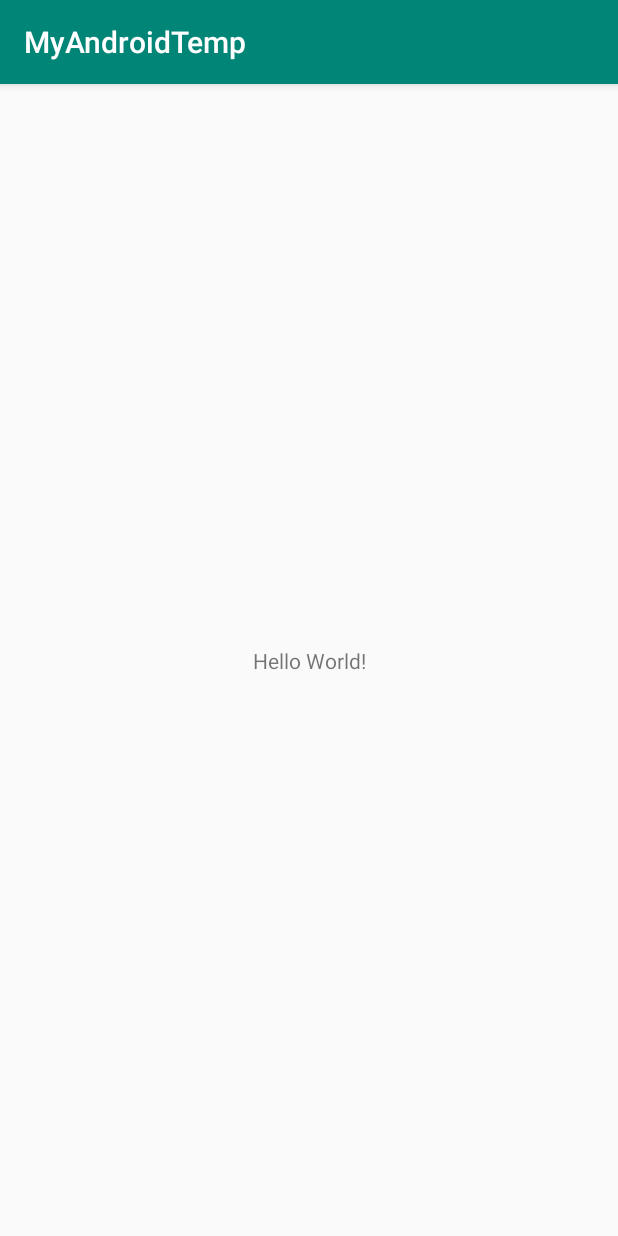
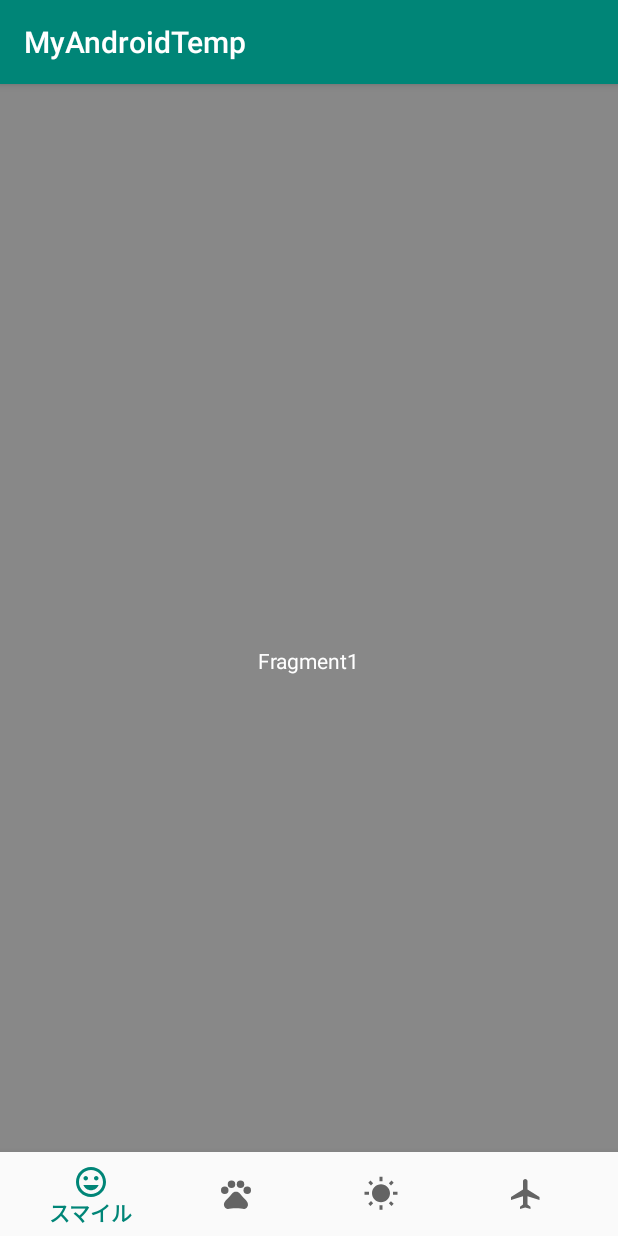
Before and after one commit to b4tchkn/AndroidPlayground, an Android app: the screen it shows after launch (MainActivity), on a phone screen of 412 x 824 dp. Run offline under Robolectric (Android 15) with nearby library versions, the phone set to English and light mode, and no system bars; our stand-ins replace navigation-ui.

Commit message:
[add]BottomNavigation

```diff
--- /dev/null
+++ b/app/src/main/java/com/example/myandroidtemp/Fragmant1.kt
@@ -0,0 +1,17 @@
+package com.example.myandroidtemp
+
+import android.os.Bundle
+import android.view.LayoutInflater
+import android.view.View
+import android.view.ViewGroup
+import androidx.fragment.app.Fragment
+
+class Fragmant1: Fragment() {
+    override fun onCreateView(
+        inflater: LayoutInflater,
+        container: ViewGroup?,
+        savedInstanceState: Bundle?
+    ): View? {
+        return inflater.inflate(R.layout.fragment_1, container, false)
+    }
+}
--- a/app/src/main/java/com/example/myandroidtemp/MainActivity.kt
+++ b/app/src/main/java/com/example/myandroidtemp/MainActivity.kt
@@ -2,11 +2,18 @@ package com.example.myandroidtemp
 
 import androidx.appcompat.app.AppCompatActivity
 import android.os.Bundle
+import androidx.navigation.findNavController
+import androidx.navigation.ui.NavigationUI.setupWithNavController
+import kotlinx.android.synthetic.main.activity_main.*
 
 class MainActivity : AppCompatActivity() {
 
     override fun onCreate(savedInstanceState: Bundle?) {
         super.onCreate(savedInstanceState)
         setContentView(R.layout.activity_main)
+
+        val navController = findNavController(R.id.nav_host_fragment)
+        setupWithNavController(bottom_navigation, navController)
+
     }
 }
--- /dev/null
+++ b/app/src/main/res/drawable/ic_airplanemode_active_black_24dp.xml
@@ -0,0 +1,12 @@
+<vector xmlns:android="http://schemas.android.com/apk/res/android"
+        android:width="24dp"
+        android:height="24dp"
+        android:viewportWidth="24.0"
+        android:viewportHeight="24.0">
+    <path
+        android:fillColor="#FF000000"
+        android:pathData="M10.18,9"/>
+    <path
+        android:fillColor="#FF000000"
+        android:pathData="M21,16v-2l-8,-5V3.5c0,-0.83 -0.67,-1.5 -1.5,-1.5S10,2.67 10,3.5V9l-8,5v2l8,-2.5V19l-2,1.5V22l3.5,-1 3.5,1v-1.5L13,19v-5.5l8,2.5z"/>
+</vector>
--- /dev/null
+++ b/app/src/main/res/drawable/ic_insert_emoticon_black_24dp.xml
@@ -0,0 +1,9 @@
+<vector xmlns:android="http://schemas.android.com/apk/res/android"
+        android:width="24dp"
+        android:height="24dp"
+        android:viewportWidth="24.0"
+        android:viewportHeight="24.0">
+    <path
+        android:fillColor="#FF000000"
+        android:pathData="M11.99,2C6.47,2 2,6.48 2,12s4.47,10 9.99,10C17.52,22 22,17.52 22,12S17.52,2 11.99,2zM12,20c-4.42,0 -8,-3.58 -8,-8s3.58,-8 8,-8 8,3.58 8,8 -3.58,8 -8,8zM15.5,11c0.83,0 1.5,-0.67 1.5,-1.5S16.33,8 15.5,8 14,8.67 14,9.5s0.67,1.5 1.5,1.5zM8.5,11c0.83,0 1.5,-0.67 1.5,-1.5S9.33,8 8.5,8 7,8.67 7,9.5 7.67,11 8.5,11zM12,17.5c2.33,0 4.31,-1.46 5.11,-3.5L6.89,14c0.8,2.04 2.78,3.5 5.11,3.5z"/>
+</vector>
--- /dev/null
+++ b/app/src/main/res/drawable/ic_pets_black_24dp.xml
@@ -0,0 +1,21 @@
+<vector xmlns:android="http://schemas.android.com/apk/res/android"
+        android:width="24dp"
+        android:height="24dp"
+        android:viewportWidth="24.0"
+        android:viewportHeight="24.0">
+    <path
+        android:fillColor="#FF000000"
+        android:pathData="M4.5,9.5m-2.5,0a2.5,2.5 0,1 1,5 0a2.5,2.5 0,1 1,-5 0"/>
+    <path
+        android:fillColor="#FF000000"
+        android:pathData="M9,5.5m-2.5,0a2.5,2.5 0,1 1,5 0a2.5,2.5 0,1 1,-5 0"/>
+    <path
+        android:fillColor="#FF000000"
+        android:pathData="M15,5.5m-2.5,0a2.5,2.5 0,1 1,5 0a2.5,2.5 0,1 1,-5 0"/>
+    <path
+        android:fillColor="#FF000000"
+        android:pathData="M19.5,9.5m-2.5,0a2.5,2.5 0,1 1,5 0a2.5,2.5 0,1 1,-5 0"/>
+    <path
+        android:fillColor="#FF000000"
+        android:pathData="M17.34,14.86c-0.87,-1.02 -1.6,-1.89 -2.48,-2.91 -0.46,-0.54 -1.05,-1.08 -1.75,-1.32 -0.11,-0.04 -0.22,-0.07 -0.33,-0.09 -0.25,-0.04 -0.52,-0.04 -0.78,-0.04s-0.53,0 -0.79,0.05c-0.11,0.02 -0.22,0.05 -0.33,0.09 -0.7,0.24 -1.28,0.78 -1.75,1.32 -0.87,1.02 -1.6,1.89 -2.48,2.91 -1.31,1.31 -2.92,2.76 -2.62,4.79 0.29,1.02 1.02,2.03 2.33,2.32 0.73,0.15 3.06,-0.44 5.54,-0.44h0.18c2.48,0 4.81,0.58 5.54,0.44 1.31,-0.29 2.04,-1.31 2.33,-2.32 0.31,-2.04 -1.3,-3.49 -2.61,-4.8z"/>
+</vector>
--- /dev/null
+++ b/app/src/main/res/drawable/ic_wb_sunny_black_24dp.xml
@@ -0,0 +1,9 @@
+<vector xmlns:android="http://schemas.android.com/apk/res/android"
+        android:width="24dp"
+        android:height="24dp"
+        android:viewportWidth="24.0"
+        android:viewportHeight="24.0">
+    <path
+        android:fillColor="#FF000000"
+        android:pathData="M6.76,4.84l-1.8,-1.79 -1.41,1.41 1.79,1.79 1.42,-1.41zM4,10.5L1,10.5v2h3v-2zM13,0.55h-2L11,3.5h2L13,0.55zM20.45,4.46l-1.41,-1.41 -1.79,1.79 1.41,1.41 1.79,-1.79zM17.24,18.16l1.79,1.8 1.41,-1.41 -1.8,-1.79 -1.4,1.4zM20,10.5v2h3v-2h-3zM12,5.5c-3.31,0 -6,2.69 -6,6s2.69,6 6,6 6,-2.69 6,-6 -2.69,-6 -6,-6zM11,22.45h2L13,19.5h-2v2.95zM3.55,18.54l1.41,1.41 1.79,-1.8 -1.41,-1.41 -1.79,1.8z"/>
+</vector>
--- a/app/src/main/res/layout/activity_main.xml
+++ b/app/src/main/res/layout/activity_main.xml
@@ -1,18 +1,26 @@
 <?xml version="1.0" encoding="utf-8"?>
-<androidx.constraintlayout.widget.ConstraintLayout xmlns:android="http://schemas.android.com/apk/res/android"
+<FrameLayout
+    xmlns:android="http://schemas.android.com/apk/res/android"
     xmlns:app="http://schemas.android.com/apk/res-auto"
     xmlns:tools="http://schemas.android.com/tools"
     android:layout_width="match_parent"
     android:layout_height="match_parent"
     tools:context=".MainActivity">
 
-    <TextView
-        android:layout_width="wrap_content"
+    <fragment
+        android:id="@+id/nav_host_fragment"
+        android:layout_height="match_parent"
+        android:layout_width="match_parent"
+        android:name="androidx.navigation.fragment.NavHostFragment"
+        app:navGraph="@navigation/navigation_graph"/>
+
+    <com.google.android.material.bottomnavigation.BottomNavigationView
+        android:id="@+id/bottom_navigation"
+        android:layout_width="match_parent"
         android:layout_height="wrap_content"
-        android:text="Hello World!"
-        app:layout_constraintBottom_toBottomOf="parent"
-        app:layout_constraintLeft_toLeftOf="parent"
-        app:layout_constraintRight_toRightOf="parent"
-        app:layout_constraintTop_toTopOf="parent" />
+        android:layout_gravity="bottom"
+        android:background="?android:attr/windowBackground"
+        app:menu="@menu/navigation">
+    </com.google.android.material.bottomnavigation.BottomNavigationView>
 
-</androidx.constraintlayout.widget.ConstraintLayout>
+</FrameLayout>
--- /dev/null
+++ b/app/src/main/res/layout/fragment_1.xml
@@ -0,0 +1,18 @@
+<androidx.constraintlayout.widget.ConstraintLayout
+    xmlns:android="http://schemas.android.com/apk/res/android"
+    xmlns:app="http://schemas.android.com/apk/res-auto"
+    android:layout_width="match_parent"
+    android:layout_height="match_parent"
+    android:background="#888888">
+
+    <TextView
+        android:id="@+id/textView1"
+        android:text="Fragment1"
+        android:textColor="#FFFFFF"
+        android:layout_width="wrap_content"
+        android:layout_height="wrap_content"
+        app:layout_constraintStart_toStartOf="parent"
+        app:layout_constraintTop_toTopOf="parent"
+        app:layout_constraintEnd_toEndOf="parent"
+        app:layout_constraintBottom_toBottomOf="parent"/>
+</androidx.constraintlayout.widget.ConstraintLayout>
--- /dev/null
+++ b/app/src/main/res/menu/navigation.xml
@@ -0,0 +1,19 @@
+<?xml version="1.0" encoding="utf-8"?>
+<menu xmlns:android="http://schemas.android.com/apk/res/android">
+    <item
+        android:id="@+id/navi_smile"
+        android:icon="@drawable/ic_insert_emoticon_black_24dp"
+        android:title="スマイル"/>
+    <item
+        android:id="@+id/navi_pets"
+        android:icon="@drawable/ic_pets_black_24dp"
+        android:title="ペット"/>
+    <item
+        android:id="@+id/navi_sun"
+        android:icon="@drawable/ic_wb_sunny_black_24dp"
+        android:title="太陽"/>
+    <item
+        android:id="@+id/navi_flight"
+        android:icon="@drawable/ic_airplanemode_active_black_24dp"
+        android:title="飛行機"/>
+</menu>
--- /dev/null
+++ b/app/src/main/res/navigation/navigation_graph.xml
@@ -0,0 +1,21 @@
+<navigation xmlns:android="http://schemas.android.com/apk/res/android"
+    xmlns:app="http://schemas.android.com/apk/res-auto"
+    android:id="@+id/navigation_graph"
+    app:startDestination="@id/navi_smile">
+
+    <fragment android:id="@+id/navi_smile"
+        android:name="com.example.myandroidtemp.Fragmant1"
+        android:label="Fragment1"/>
+
+    <fragment android:id="@+id/navi_pets"
+        android:name="com.example.myandroidtemp.Fragment2"
+        android:label="Fragment2"/>
+
+    <fragment android:id="@+id/navi_sun"
+        android:name="com.example.myandroidtemp.Fragment3"
+        android:label="Fragment3"/>
+
+    <fragment android:id="@+id/navi_flight"
+        android:name="com.example.myandroidtemp.Fragment4"
+        android:label="Fragment4"/>
+</navigation>
--- a/app/src/main/res/values/strings.xml
+++ b/app/src/main/res/values/strings.xml
@@ -1,3 +1,6 @@
 <resources>
     <string name="app_name">MyAndroidTemp</string>
+
+    <!-- TODO: Remove or change this placeholder text -->
+    <string name="hello_blank_fragment">Hello blank fragment</string>
 </resources>
```
Also changed, not shown: app/build.gradle (+8 -1 lines), app/src/main/java/com/example/myandroidtemp/Fragment2.kt (added, +17 -0 lines), app/src/main/java/com/example/myandroidtemp/Fragment3.kt (added, +17 -0 lines), app/src/main/java/com/example/myandroidtemp/Fragment4.kt (added, +17 -0 lines), app/src/main/res/layout/fragment_2.xml (added, +18 -0 lines), app/src/main/res/layout/fragment_3.xml (added, +18 -0 lines), app/src/main/res/layout/fragment_4.xml (added, +18 -0 lines).
